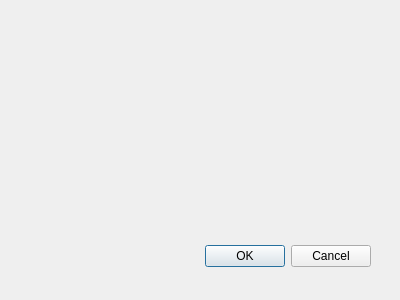
The window that source/qxrddetectorconfigurationdialog.ui (guyjennings/qxrd) describes before a commit, drawn with Qt 5.
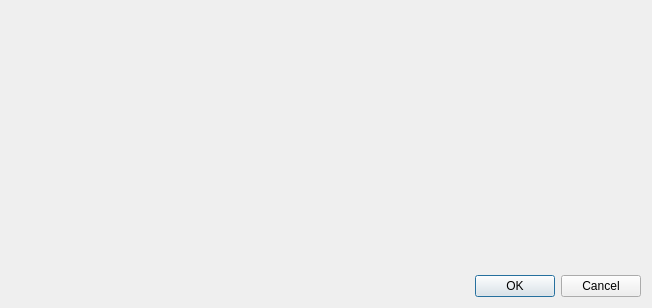
The same window after the commit.

Commit message: Implement detector configuration dialog Implement detector configuration editing for Pilatus detectors

What changed in the file:
```diff
--- a/source/qxrddetectorconfigurationdialog.ui
+++ b/source/qxrddetectorconfigurationdialog.ui
@@ -8,22 +8,23 @@
    <rect>
     <x>0</x>
     <y>0</y>
-    <width>400</width>
-    <height>300</height>
+    <width>652</width>
+    <height>308</height>
    </rect>
   </property>
   <property name="windowTitle">
    <string>Dialog</string>
   </property>
-  <widget name="buttonBox" class="QDialogButtonBox">
-   <property name="geometry">
-    <rect>
-     <x>30</x>
-     <y>240</y>
-     <width>341</width>
-     <height>32</height>
-    </rect>
-   </property>
+  <layout class="QGridLayout" name="gridLayout_2">
+   <item row="0" column="0">
+    <layout class="QGridLayout" name="m_DetectorConfigGrid">
+     <item row="0" column="0">
+      <widget class="QWidget" name="widget" native="true"/>
+     </item>
+    </layout>
+   </item>
+   <item row="2" column="0">
+    <widget class="QDialogButtonBox" name="buttonBox">
    <property name="orientation">
     <enum>Qt::Horizontal</enum>
    </property>
@@ -31,6 +32,21 @@
     <set>QDialogButtonBox::Cancel|QDialogButtonBox::Ok</set>
    </property>
   </widget>
+   </item>
+   <item row="1" column="0">
+    <spacer name="verticalSpacer">
+     <property name="orientation">
+      <enum>Qt::Vertical</enum>
+     </property>
+     <property name="sizeHint" stdset="0">
+      <size>
+       <width>20</width>
+       <height>40</height>
+      </size>
+     </property>
+    </spacer>
+   </item>
+  </layout>
  </widget>
  <pixmapfunction/>
  <resources/>
```
Left out of the diff: 7 changed lines with no effect on the pictures. Lines whose indentation alone changed are shown as unchanged. The commit also changes 7 other files.
